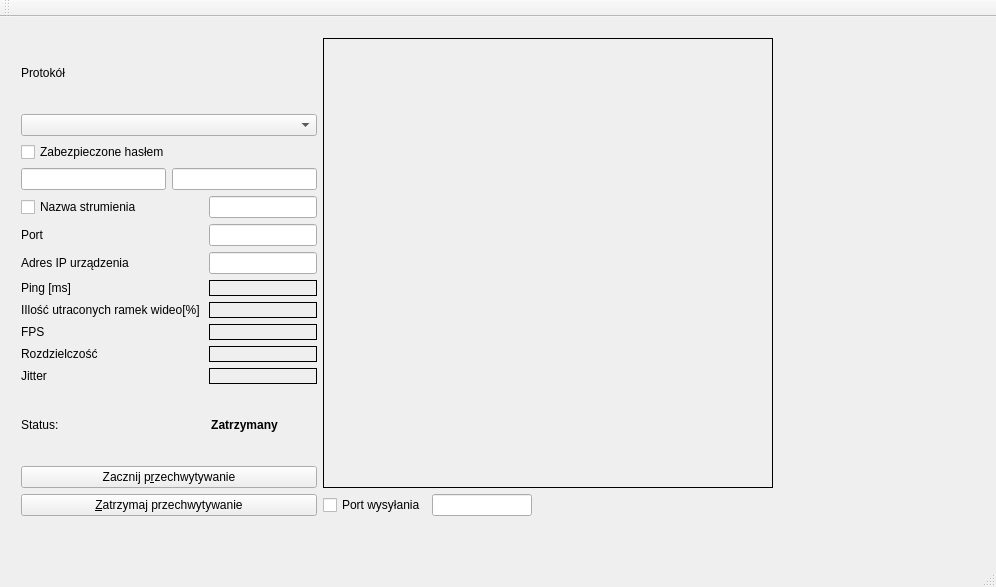
First picture: the form in mainwindow.ui, repository dejff/PD, before the edit.
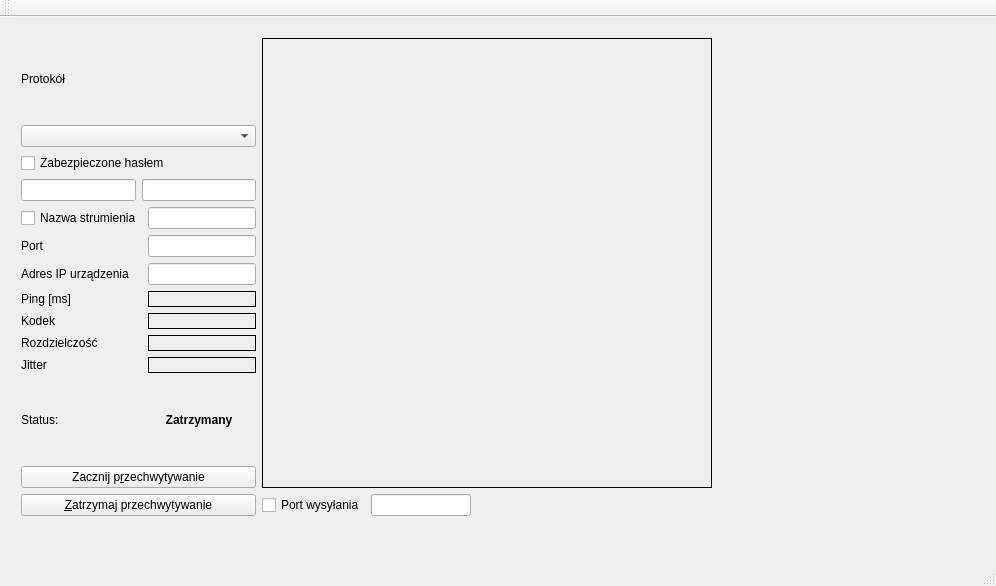
Second picture: the form after the edit.

What changed in the file:
```diff
--- a/mainwindow.ui
+++ b/mainwindow.ui
@@ -7,7 +7,7 @@
     <x>0</x>
     <y>0</y>
     <width>996</width>
-    <height>587</height>
+    <height>586</height>
    </rect>
   </property>
   <property name="windowTitle">
@@ -59,7 +59,7 @@
        </item>
        <item>
         <layout class="QGridLayout" name="gridLayout">
-         <item row="8" column="0">
+         <item row="7" column="0">
           <widget class="QLabel" name="label_9">
            <property name="text">
             <string>Jitter</string>
@@ -80,7 +80,7 @@
            </property>
           </widget>
          </item>
-         <item row="8" column="1">
+         <item row="7" column="1">
           <widget class="QLabel" name="jitterLabel">
            <property name="styleSheet">
             <string notr="true">border: 1px solid</string>
@@ -101,24 +101,7 @@
           <widget class="QLineEdit" name="ip_addr"/>
          </item>
          <item row="4" column="1">
-          <widget class="QLabel" name="eth_frame_type">
-           <property name="styleSheet">
-            <string notr="true">border: 1px solid</string>
-           </property>
-           <property name="text">
-            <string/>
-           </property>
-          </widget>
-         </item>
-         <item row="6" column="0">
-          <widget class="QLabel" name="label">
-           <property name="text">
-            <string>FPS</string>
-           </property>
-          </widget>
-         </item>
-         <item row="6" column="1">
-          <widget class="QLabel" name="fps_label">
+          <widget class="QLabel" name="lathency_label">
            <property name="styleSheet">
             <string notr="true">border: 1px solid</string>
            </property>
@@ -130,14 +113,14 @@
          <item row="2" column="1">
           <widget class="QLineEdit" name="portField"/>
          </item>
-         <item row="7" column="0">
+         <item row="6" column="0">
           <widget class="QLabel" name="label_2">
            <property name="text">
             <string>Rozdzielczość</string>
            </property>
           </widget>
          </item>
-         <item row="7" column="1">
+         <item row="6" column="1">
           <widget class="QLabel" name="resolutionLabel">
            <property name="styleSheet">
             <string notr="true">border: 1px solid</string>
@@ -160,7 +143,7 @@
          <item row="5" column="0">
           <widget class="QLabel" name="label_5">
            <property name="text">
-            <string>&lt;html&gt;&lt;head/&gt;&lt;body&gt;&lt;p&gt;IIlość utraconych ramek wideo[%]
+            <string>&lt;html&gt;&lt;head/&gt;&lt;body&gt;&lt;p&gt;Kodek
 &lt;/p&gt;&lt;/body&gt;&lt;/html&gt;</string>
            </property>
           </widget>
```
Left out of the diff: 8 changed lines with no effect on the pictures.
